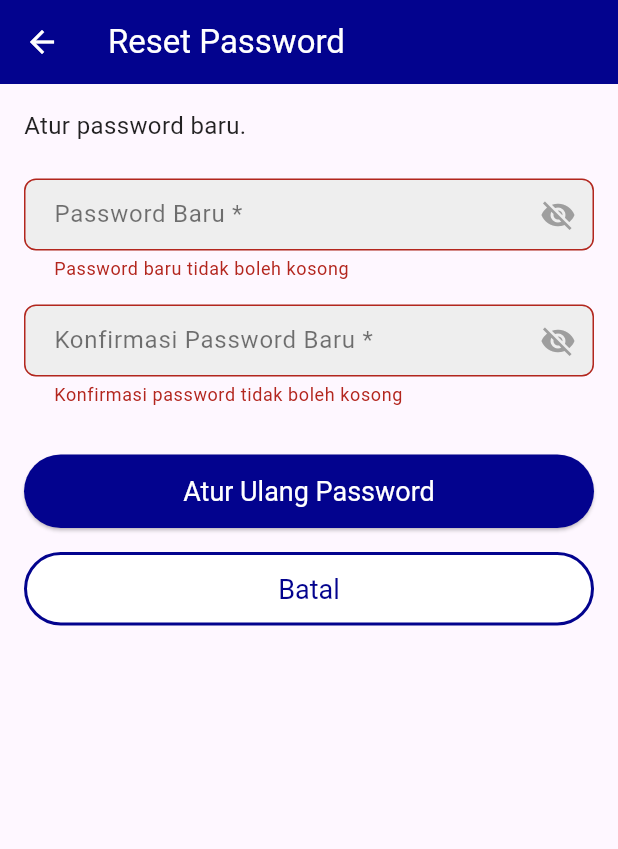
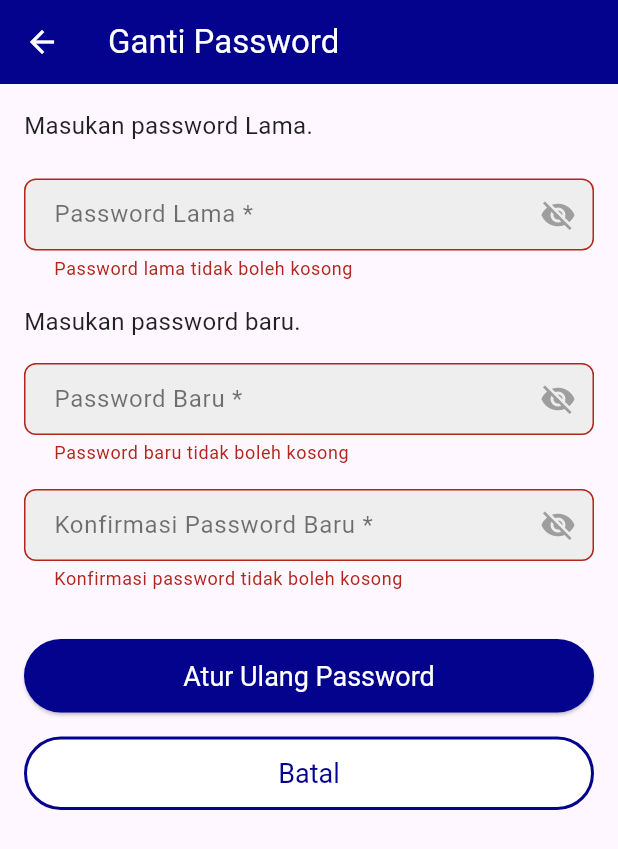
Before and after one commit to KomowDO/Paten, a Flutter app: the ResetPasswordScreen screen opened directly, after a tap on "Atur Ulang Password", on a phone screen of 412 x 824 dp. Shown: the top 849 px of the screen. Run offline on Flutter 3.47's test engine with Material 3 defaults, Android fonts, the light colour scheme and no system bars; our stand-ins replace dio.

Commit message:
update RESET PASSWORD

```diff
--- a/lib/main.dart
+++ b/lib/main.dart
@@ -1,8 +1,8 @@
 import 'package:flutter/material.dart';
 //import 'package:paten/add_user_screen.dart';
-//import 'package:paten/reset_pw_screen.dart';
+import 'package:paten/reset_pw_screen.dart';
 //import 'package:paten/edit_screen.dart';
-import 'package:paten/login.dart';
+//import 'package:paten/login.dart';
 
 void main() {
   runApp(const MyApp());
@@ -43,10 +43,10 @@ class MyApp extends StatelessWidget {
           ),
         ),
       ),
-      home: LoginPage(),
+      //home: LoginPage(),
       //home: TambahPenggunaScreen(),
       //home: UbahDataScreen(),
-      //home: ResetPasswordScreen(),
+      home: ResetPasswordScreen(),
     );
   }
 }
--- a/lib/reset_pw_screen.dart
+++ b/lib/reset_pw_screen.dart
@@ -8,15 +8,19 @@ class ResetPasswordScreen extends StatefulWidget {
 class _ResetPasswordScreenState extends State<ResetPasswordScreen> {
   final _formKey = GlobalKey<FormState>();
 
-  TextEditingController _newPasswordController = TextEditingController();
-  TextEditingController _confirmPasswordController = TextEditingController();
+  final TextEditingController _oldPasswordController = TextEditingController();
+  final TextEditingController _newPasswordController = TextEditingController();
+  final TextEditingController _confirmPasswordController =
+      TextEditingController();
 
   bool _isLoading = false;
+  bool _isOldPasswordVisible = false;
   bool _isNewPasswordVisible = false;
   bool _isConfirmPasswordVisible = false;
 
   @override
   void dispose() {
+    _oldPasswordController.dispose();
     _newPasswordController.dispose();
     _confirmPasswordController.dispose();
     super.dispose();
@@ -42,7 +46,7 @@ class _ResetPasswordScreenState extends State<ResetPasswordScreen> {
         ScaffoldMessenger.of(context).showSnackBar(
           SnackBar(
             content: Text(
-              'Reset password berhasil untuk $simulatedUserId (simulasi oleh admin)!',
+              'Ganti password berhasil untuk $simulatedUserId (simulasi oleh admin)!',
             ),
           ),
         );
@@ -52,7 +56,7 @@ class _ResetPasswordScreenState extends State<ResetPasswordScreen> {
         ScaffoldMessenger.of(context).showSnackBar(
           SnackBar(
             content: Text(
-              'Terjadi kesalahan saat mereset password: ${e.toString()}',
+              'Terjadi kesalahan saat mengganti password: ${e.toString()}',
             ),
           ),
         );
@@ -74,7 +78,7 @@ class _ResetPasswordScreenState extends State<ResetPasswordScreen> {
             Navigator.of(context).pop();
           },
         ),
-        title: Text('Reset Password'),
+        title: Text('Ganti Password'),
       ),
       body: _isLoading
           ? Center(child: CircularProgressIndicator())
@@ -86,10 +90,53 @@ class _ResetPasswordScreenState extends State<ResetPasswordScreen> {
                   crossAxisAlignment: CrossAxisAlignment.start,
                   children: <Widget>[
                     Text(
-                      'Atur password baru.',
+                      'Masukan password Lama.',
                       style: TextStyle(fontSize: 16.0, color: Colors.black87),
                     ),
                     SizedBox(height: 24.0),
+                    // Field Password Lama
+                    TextFormField(
+                      controller: _oldPasswordController,
+                      obscureText: !_isOldPasswordVisible,
+                      decoration: InputDecoration(
+                        labelText: 'Password Lama *',
+                        hintText: 'Masukkan password lama Anda',
+                        border: OutlineInputBorder(
+                          borderRadius: BorderRadius.circular(8.0),
+                        ),
+                        filled: true,
+                        fillColor: Colors.grey[200],
+                        contentPadding: EdgeInsets.symmetric(
+                          vertical: 12.0,
+                          horizontal: 16.0,
+                        ),
+                        suffixIcon: IconButton(
+                          icon: Icon(
+                            _isOldPasswordVisible
+                                ? Icons.visibility
+                                : Icons.visibility_off,
+                            color: Colors.grey,
+                          ),
+                          onPressed: () {
+                            setState(() {
+                              _isOldPasswordVisible = !_isOldPasswordVisible;
+                            });
+                          },
+                        ),
+                      ),
+                      validator: (value) {
+                        if (value == null || value.isEmpty) {
+                          return 'Password lama tidak boleh kosong';
+                        }
+                        return null;
+                      },
+                    ),
+                    SizedBox(height: 16.0),
+                    Text(
+                      'Masukan password baru.',
+                      style: TextStyle(fontSize: 16.0, color: Colors.black87),
+                    ),
+                    SizedBox(height: 16.0),
                     TextFormField(
                       controller: _newPasswordController,
                       obscureText: !_isNewPasswordVisible,
```
